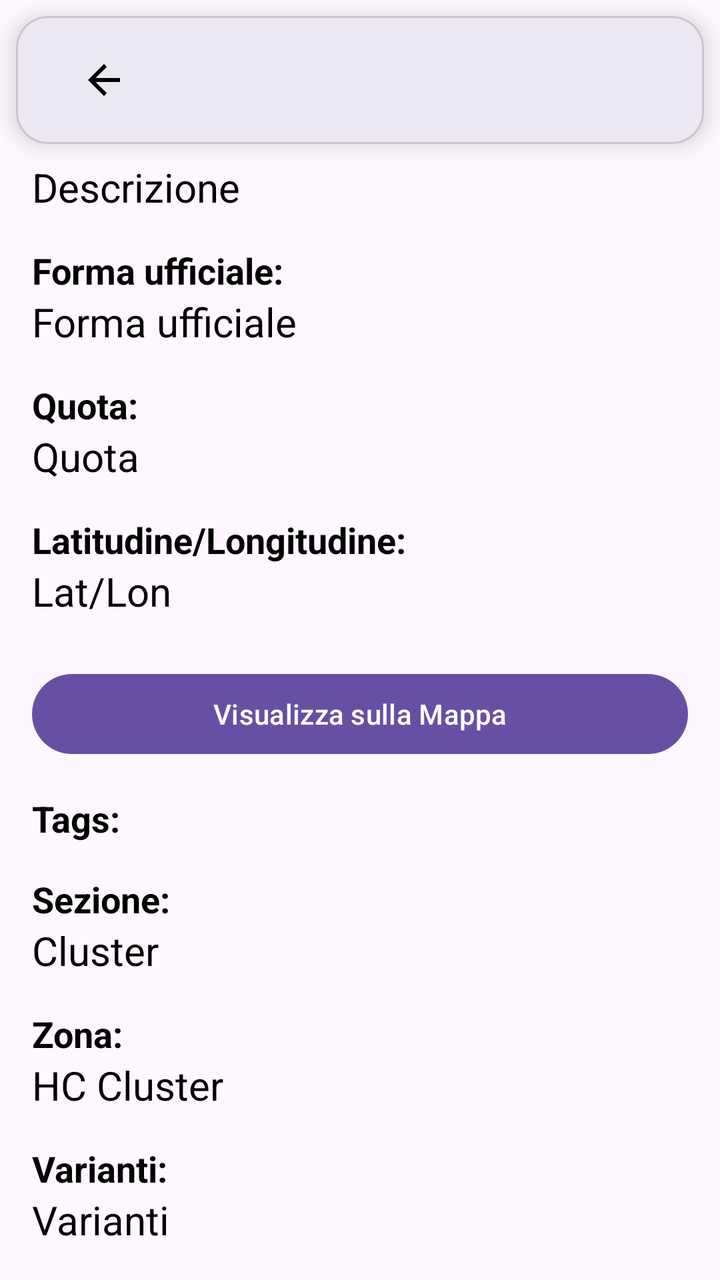
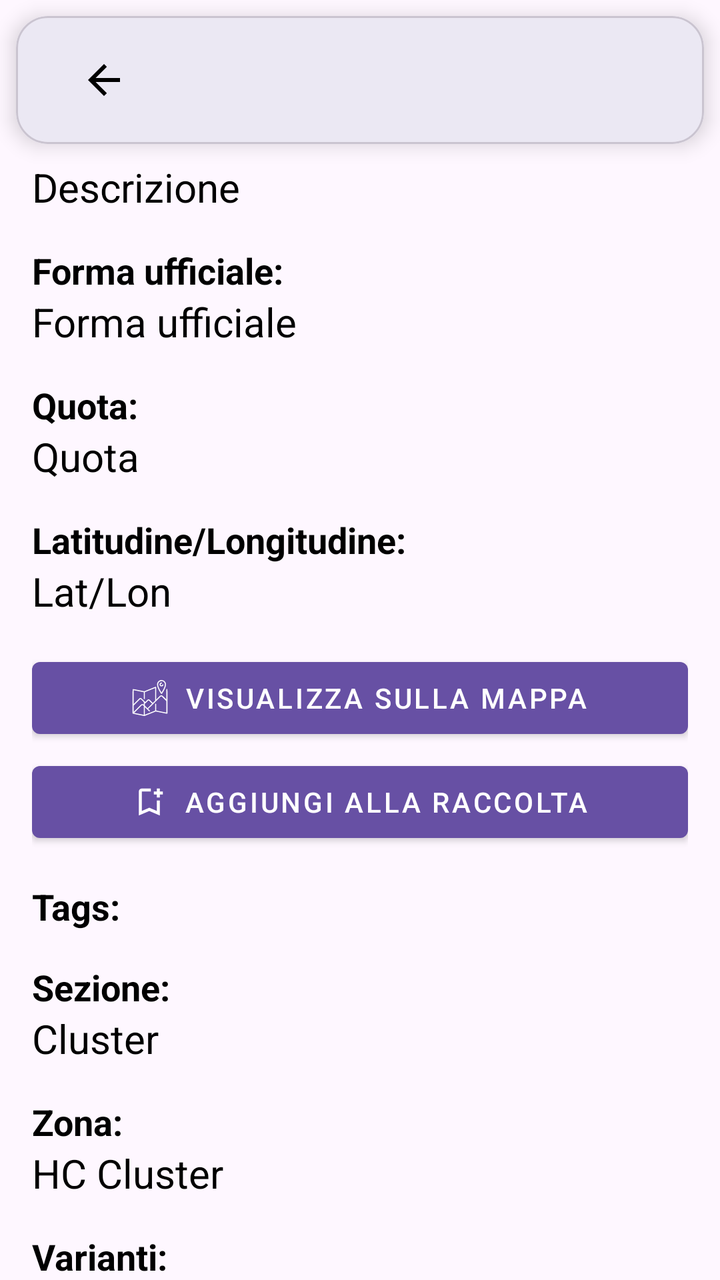

An Android layout rendered at two revisions. The XML below is the earlier revision; the diff shows what the commit changed to produce the second picture.
<!-- AndroidManifest.xml: application theme Theme.Toponomasticastenicoapp -->
<!-- res/layout/fragment_detail.xml -->
<?xml version="1.0" encoding="utf-8"?>
<androidx.coordinatorlayout.widget.CoordinatorLayout xmlns:android="http://schemas.android.com/apk/res/android"
    xmlns:app="http://schemas.android.com/apk/res-auto"
    android:layout_width="match_parent"
    android:layout_height="match_parent">

    
    <com.google.android.material.card.MaterialCardView
        android:layout_width="match_parent"
        android:layout_height="wrap_content"
        android:layout_margin="8dp"
        app:cardElevation="6dp"
        app:cardCornerRadius="16dp">

        <com.google.android.material.appbar.MaterialToolbar
            android:id="@+id/toolbar"
            android:layout_width="match_parent"
            android:layout_height="?attr/actionBarSize"
            android:background="?attr/colorSurface"
            android:elevation="4dp"
            android:paddingStart="16dp"
            android:paddingEnd="16dp"
            android:title="Toponimo"
            android:titleTextColor="?attr/colorOnSurface"
            app:titleCentered="true"
            app:navigationIcon="@drawable/ic_arrow_back"
            app:navigationIconTint="?attr/colorOnSurface"
            app:popupTheme="@style/ThemeOverlay.Material3.Light" />
    </com.google.android.material.card.MaterialCardView>

    <ScrollView
        android:id="@+id/detailScrollView"
        android:layout_width="match_parent"
        android:layout_height="match_parent"
        android:layout_marginTop="?attr/actionBarSize"
        android:padding="16dp"
        android:scrollbars="none"
        app:layout_behavior="@string/appbar_scrolling_view_behavior">

        <androidx.constraintlayout.widget.ConstraintLayout
            android:layout_width="match_parent"
            android:layout_height="wrap_content">

            
            <TextView
                android:id="@+id/descrizioneTextView"
                android:layout_width="0dp"
                android:layout_height="wrap_content"
                android:text="Descrizione"
                android:textSize="20sp"
                android:textColor="?attr/colorOnSurface"
                app:layout_constraintTop_toTopOf="parent"
                app:layout_constraintStart_toStartOf="parent"
                app:layout_constraintEnd_toEndOf="parent" />

            
            <TextView
                android:id="@+id/formaUfficialeLabel"
                android:layout_width="0dp"
                android:layout_height="wrap_content"
                android:layout_marginTop="16dp"
                android:text="Forma ufficiale:"
                android:textSize="18sp"
                android:textStyle="bold"
                android:textColor="?attr/colorOnSurface"
                app:layout_constraintTop_toBottomOf="@id/descrizioneTextView"
                app:layout_constraintStart_toStartOf="parent"
                app:layout_constraintEnd_toEndOf="parent" />

            
            <TextView
                android:id="@+id/formaUfficialeTextView"
                android:layout_width="0dp"
                android:layout_height="wrap_content"
                android:text="Forma ufficiale"
                android:textSize="20sp"
                android:textColor="?attr/colorOnSurface"
                app:layout_constraintTop_toBottomOf="@id/formaUfficialeLabel"
                app:layout_constraintStart_toStartOf="parent"
                app:layout_constraintEnd_toEndOf="parent" />

            
            <TextView
                android:id="@+id/quotaLabel"
                android:layout_width="0dp"
                android:layout_height="wrap_content"
                android:text="Quota:"
                android:layout_marginTop="16dp"
                android:textSize="18sp"
                android:textStyle="bold"
                android:textColor="?attr/colorOnSurface"
                app:layout_constraintTop_toBottomOf="@id/formaUfficialeTextView"
                app:layout_constraintStart_toStartOf="parent"
                app:layout_constraintEnd_toEndOf="parent" />

            
            <TextView
                android:id="@+id/quotaTextView"
                android:layout_width="0dp"
                android:layout_height="wrap_content"
                android:text="Quota"
                android:textSize="20sp"
                android:textColor="?attr/colorOnSurface"
                app:layout_constraintTop_toBottomOf="@id/quotaLabel"
                app:layout_constraintStart_toStartOf="parent"
                app:layout_constraintEnd_toEndOf="parent" />

            
            <TextView
                android:id="@+id/latlonLabel"
                android:layout_width="0dp"
                android:layout_height="wrap_content"
                android:text="Latitudine/Longitudine:"
                android:layout_marginTop="16dp"
                android:textSize="18sp"
                android:textStyle="bold"
                android:textColor="?attr/colorOnSurface"
                app:layout_constraintTop_toBottomOf="@id/quotaTextView"
                app:layout_constraintStart_toStartOf="parent"
                app:layout_constraintEnd_toEndOf="parent" />

            
            <TextView
                android:id="@+id/latlonTextView"
                android:layout_width="0dp"
                android:layout_height="wrap_content"
                android:text="Lat/Lon"
                android:textSize="20sp"
                android:textColor="?attr/colorOnSurface"
                app:layout_constraintTop_toBottomOf="@id/latlonLabel"
                app:layout_constraintStart_toStartOf="parent"
                app:layout_constraintEnd_toEndOf="parent" />

            <Button
                android:id="@+id/viewOnMapButton"
                android:layout_width="match_parent"
                android:layout_height="wrap_content"
                android:text="Visualizza sulla Mappa"
                android:layout_marginTop="24dp"
                app:layout_constraintTop_toBottomOf="@id/latlonTextView"
                app:layout_constraintStart_toStartOf="parent"
                app:layout_constraintEnd_toEndOf="parent"/>

            
            <TextView
                android:id="@+id/tagsLabel"
                android:layout_width="0dp"
                android:layout_height="wrap_content"
                android:text="Tags:"
                android:layout_marginTop="16dp"
                android:textSize="18sp"
                android:textStyle="bold"
                android:textColor="?attr/colorOnSurface"
                app:layout_constraintTop_toBottomOf="@id/viewOnMapButton"
                app:layout_constraintStart_toStartOf="parent"
                app:layout_constraintEnd_toEndOf="parent" />

            
            <com.google.android.material.chip.ChipGroup
                android:id="@+id/tagsChipGroup"
                android:layout_width="0dp"
                android:layout_height="wrap_content"
                app:chipSpacing="8dp"
                app:layout_constraintTop_toBottomOf="@id/tagsLabel"
                app:layout_constraintStart_toStartOf="parent"
                app:layout_constraintEnd_toEndOf="parent" />

            
            <TextView
                android:id="@+id/clusterLabel"
                android:layout_width="0dp"
                android:layout_height="wrap_content"
                android:text="Sezione:"
                android:layout_marginTop="16dp"
                android:textSize="18sp"
                android:textStyle="bold"
                android:textColor="?attr/colorOnSurface"
                app:layout_constraintTop_toBottomOf="@id/tagsChipGroup"
                app:layout_constraintStart_toStartOf="parent"
                app:layout_constraintEnd_toEndOf="parent" />

            
            <TextView
                android:id="@+id/clusterTextView"
                android:layout_width="0dp"
                android:layout_height="wrap_content"
                android:text="Cluster"
                android:textSize="20sp"
                android:textColor="?attr/colorOnSurface"
                app:layout_constraintTop_toBottomOf="@id/clusterLabel"
                app:layout_constraintStart_toStartOf="parent"
                app:layout_constraintEnd_toEndOf="parent" />

            
            <TextView
                android:id="@+id/hcClusterLabel"
                android:layout_width="0dp"
                android:layout_height="wrap_content"
                android:text="Zona:"
                android:layout_marginTop="16dp"
                android:textSize="18sp"
                android:textStyle="bold"
                android:textColor="?attr/colorOnSurface"
                app:layout_constraintTop_toBottomOf="@id/clusterTextView"
                app:layout_constraintStart_toStartOf="parent"
                app:layout_constraintEnd_toEndOf="parent" />

            
            <TextView
                android:id="@+id/hcClusterTextView"
                android:layout_width="0dp"
                android:layout_height="wrap_content"
                android:text="HC Cluster"
                android:textSize="20sp"
                android:textColor="?attr/colorOnSurface"
                app:layout_constraintTop_toBottomOf="@id/hcClusterLabel"
                app:layout_constraintStart_toStartOf="parent"
                app:layout_constraintEnd_toEndOf="parent" />

            
            <TextView
                android:id="@+id/variantiLabel"
                android:layout_width="0dp"
                android:layout_height="wrap_content"
                android:text="Varianti:"
                android:layout_marginTop="16dp"
                android:textSize="18sp"
                android:textStyle="bold"
                android:textColor="?attr/colorOnSurface"
                app:layout_constraintTop_toBottomOf="@id/hcClusterTextView"
                app:layout_constraintStart_toStartOf="parent"
                app:layout_constraintEnd_toEndOf="parent" />

            
            <TextView
                android:id="@+id/variantiTextView"
                android:layout_width="0dp"
                android:layout_height="wrap_content"
                android:text="Varianti"
                android:textSize="20sp"
                android:textColor="?attr/colorOnSurface"
                app:layout_constraintTop_toBottomOf="@id/variantiLabel"
                app:layout_constraintStart_toStartOf="parent"
                app:layout_constraintEnd_toEndOf="parent" />

            
            <TextView
                android:id="@+id/neighborsLabel"
                android:layout_width="0dp"
                android:layout_height="wrap_content"
                android:text="Toponimi nelle vicinanze:"
                android:layout_marginTop="16dp"
                android:textSize="18sp"
                android:textStyle="bold"
                android:textColor="?attr/colorOnSurface"
                app:layout_constraintTop_toBottomOf="@id/variantiTextView"
                app:layout_constraintStart_toStartOf="parent"
                app:layout_constraintEnd_toEndOf="parent" />

            
            <androidx.recyclerview.widget.RecyclerView
                android:id="@+id/neighborsRecyclerView"
                android:layout_width="match_parent"
                android:layout_height="wrap_content"
                android:layout_marginBottom="24dp"
                android:nestedScrollingEnabled="false"
                app:layout_constraintTop_toBottomOf="@id/neighborsLabel"
                app:layout_constraintStart_toStartOf="parent"
                app:layout_constraintEnd_toEndOf="parent" />

        </androidx.constraintlayout.widget.ConstraintLayout>
    </ScrollView>
</androidx.coordinatorlayout.widget.CoordinatorLayout>
<!-- resources referenced by this layout -->
<resources>
  <!-- drawable ic_arrow_back (drawable) -->
  <vector xmlns:android="http://schemas.android.com/apk/res/android"
      android:width="24dp"
      android:height="24dp"
      android:viewportWidth="960"
      android:viewportHeight="960">
    <path
        android:pathData="m313,520 l224,224 -57,56 -320,-320 320,-320 57,56 -224,224h487v80L313,520Z"
        android:fillColor="#1f1f1f"/>
  </vector>
  <style name="Theme.Toponomasticastenicoapp" parent="Base.Theme.Toponomasticastenicoapp" />
  <style name="Base.Theme.Toponomasticastenicoapp" parent="Theme.Material3.DayNight.NoActionBar">
          
  
          <item name="colorSurface">@color/white</item>
          <item name="colorOnSurface">@color/black</item>
      </style>
  <color name="white">#FFFFFFFF</color>
  <color name="black">#FF000000</color>
</resources>

<!-- the commit's change to res/layout/fragment_detail.xml (unified diff, before → after) -->
@@ -1,5 +1,6 @@
 <?xml version="1.0" encoding="utf-8"?>
-<androidx.coordinatorlayout.widget.CoordinatorLayout xmlns:android="http://schemas.android.com/apk/res/android"
+<androidx.coordinatorlayout.widget.CoordinatorLayout
+    xmlns:android="http://schemas.android.com/apk/res/android"
     xmlns:app="http://schemas.android.com/apk/res-auto"
     android:layout_width="match_parent"
     android:layout_height="match_parent">
@@ -33,7 +34,9 @@
         android:layout_width="match_parent"
         android:layout_height="match_parent"
         android:layout_marginTop="?attr/actionBarSize"
-        android:padding="16dp"
+        android:paddingStart="16dp"
+        android:paddingEnd="16dp"
+        android:paddingTop="16dp"
         android:scrollbars="none"
         app:layout_behavior="@string/appbar_scrolling_view_behavior">
 
@@ -131,17 +134,38 @@
                 app:layout_constraintStart_toStartOf="parent"
                 app:layout_constraintEnd_toEndOf="parent" />
 
-            <Button
+            
+            <com.google.android.material.button.MaterialButton
                 android:id="@+id/viewOnMapButton"
                 android:layout_width="match_parent"
                 android:layout_height="wrap_content"
                 android:text="Visualizza sulla Mappa"
-                android:layout_marginTop="24dp"
+                android:layout_marginTop="16dp"
+                style="@style/Widget.MaterialComponents.Button"
+                app:icon="@drawable/ic_map"
+                app:iconGravity="textStart"
+                app:iconPadding="8dp"
                 app:layout_constraintTop_toBottomOf="@id/latlonTextView"
                 app:layout_constraintStart_toStartOf="parent"
                 app:layout_constraintEnd_toEndOf="parent"/>
 
             
+            <com.google.android.material.button.MaterialButton
+                android:id="@+id/bookmarkToggleButton"
+                android:layout_width="match_parent"
+                android:layout_height="wrap_content"
+                android:text="Aggiungi alla raccolta"
+                style="@style/Widget.MaterialComponents.Button"
+                app:icon="@drawable/ic_bookmark_add"
+                app:iconGravity="textStart"
+                app:iconPadding="8dp"
+                android:layout_marginTop="4dp"
+                android:layout_marginBottom="24dp"
+                app:layout_constraintTop_toBottomOf="@id/viewOnMapButton"
+                app:layout_constraintStart_toStartOf="parent"
+                app:layout_constraintEnd_toEndOf="parent" />
+
+            
             <TextView
                 android:id="@+id/tagsLabel"
                 android:layout_width="0dp"
@@ -151,7 +175,7 @@
                 android:textSize="18sp"
                 android:textStyle="bold"
                 android:textColor="?attr/colorOnSurface"
-                app:layout_constraintTop_toBottomOf="@id/viewOnMapButton"
+                app:layout_constraintTop_toBottomOf="@id/bookmarkToggleButton"
                 app:layout_constraintStart_toStartOf="parent"
                 app:layout_constraintEnd_toEndOf="parent" />
 
<!-- resource entries referenced after the edit -->
@@ -10,6 +10,17 @@
         android:pathData="m313,520 l224,224 -57,56 -320,-320 320,-320 57,56 -224,224h487v80L313,520Z"
         android:fillColor="#1f1f1f"/>
   </vector>
+  <!-- drawable ic_bookmark_add (drawable) -->
+  <vector xmlns:android="http://schemas.android.com/apk/res/android"
+      android:width="24dp"
+      android:height="24dp"
+      android:viewportWidth="960"
+      android:viewportHeight="960">
+    <path
+        android:pathData="M200,840v-640q0,-33 23.5,-56.5T280,120h240v80L280,200v518l200,-86 200,86v-278h80v400L480,720 200,840ZM280,200h240,-240ZM680,360v-80h-80v-80h80v-80h80v80h80v80h-80v80h-80Z"
+        android:fillColor="#1f1f1f"/>
+  </vector>
+  <!-- drawable ic_map: vector/xml drawable (drawable, 3416 chars, omitted) -->
   <style name="Theme.Toponomasticastenicoapp" parent="Base.Theme.Toponomasticastenicoapp" />
   <style name="Base.Theme.Toponomasticastenicoapp" parent="Theme.Material3.DayNight.NoActionBar">
           
